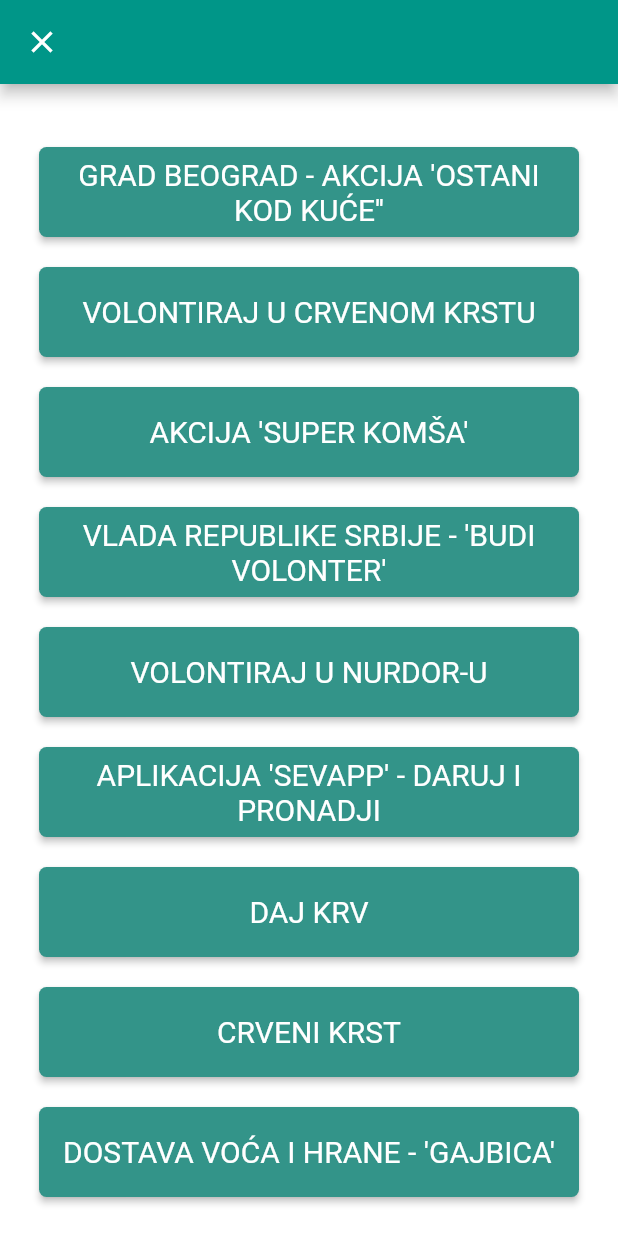
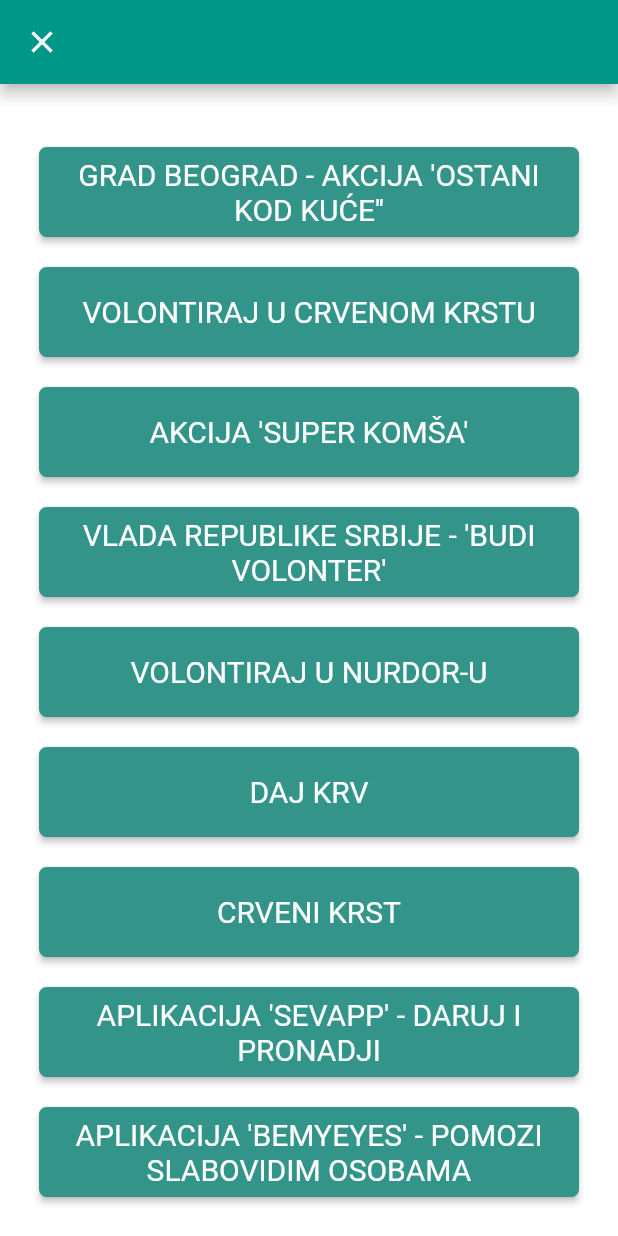
Before and after one commit to jomi86/HvalaApp, a Flutter app: the screen it shows after launch, after a tap on "POMOZI", on a phone screen of 412 x 824 dp. Run offline on Flutter 3.47's test engine with Material 2 defaults, Android fonts, the light colour scheme and no system bars; our stand-ins replace webview_flutter.

Commit message:
Added Happy screen, new urls

```diff
--- a/lib/constants/app_content_constants.dart
+++ b/lib/constants/app_content_constants.dart
@@ -58,4 +58,6 @@
 const String SVRATISTE_PAGE = "http://cim.org.rs/sr/";
 
 const String ANTIKORONA_ZONA = "https://antikoronazona.rs/";
-const String HAPPY_BROADCAST = "https://www.thehappybroadcast.com/";
+const String HAPPY_BROADCAST_URL = "https://www.thehappybroadcast.com/";
+const String GOOD_NEWS_NETWORK_URL = "https://www.goodnewsnetwork.org/";
+const String PRICE_SA_DUSOM_URl = "https://pricesadusom.com/";
--- a/lib/constants/screen_routes.dart
+++ b/lib/constants/screen_routes.dart
@@ -6,4 +6,4 @@
 const String SCREEN_LEARN = '/learn';
 const String SCREEN_CALL = '/call';
 const String SCREEN_GENERIC_LIST = '/generic_list';
-const String SCREEN_HAPPY_BROADCAST = '/happy';
+const String SCREEN_HAPPY = '/happy';
--- a/lib/main.dart
+++ b/lib/main.dart
@@ -11,7 +11,7 @@
 
 import 'package:Hvala/screens/HListPage.dart';
 import 'package:Hvala/screens/page_donate_food.dart';
-import 'package:Hvala/screens/page_happy_broadcast.dart';
+import 'package:Hvala/screens/page_happy.dart';
 import 'package:Hvala/theme/HTheme.dart';
 import 'package:flutter/cupertino.dart';
 import 'package:flutter/material.dart';
@@ -87,9 +87,9 @@
                 fullscreenDialog: true,
                 settings: settings,
               );
-            case SCREEN_HAPPY_BROADCAST:
+            case SCREEN_HAPPY:
               return MaterialPageRoute(
-                builder: (context) => HappyBroadcastPage(),
+                builder: (context) => HappyPage(),
                 fullscreenDialog: true,
                 settings: settings,
               );
--- a/lib/screens/page_donate.dart
+++ b/lib/screens/page_donate.dart
@@ -43,12 +43,6 @@
                           openPageWithResources(context, SCREEN_GENERIC_LIST,
                               donate_clothes_page_urls);
                         }),
-                    SimpleRowButton(
-                        title: 'Drugo',
-                        onPressedAction: () {
-                          openPageWithResources(context, SCREEN_DONATE_FOOD,
-                              donate_food_page_urls);
-                        }),
                   ],
                 )))));
   }
--- a/lib/screens/screen_app.dart
+++ b/lib/screens/screen_app.dart
@@ -1,10 +1,9 @@
-import 'package:Hvala/constants/app_content_constants.dart';
 import 'package:Hvala/constants/screen_routes.dart';
 import 'package:Hvala/custom_widgets/row_button_simple.dart';
 import 'package:Hvala/theme/HTextStyles.dart';
 import 'package:Hvala/url_resources/covid_page_urls.dart';
+import 'package:Hvala/url_resources/mali_proizvodjaci_urls.dart';
 import 'package:Hvala/utils/item_actions.dart';
-import 'package:Hvala/utils/open_browser.dart';
 import 'package:flutter/material.dart';
 
 class ScreenApp extends StatefulWidget {
@@ -52,8 +51,13 @@
             onPressedAction: () => Navigator.pushNamed(context, SCREEN_LEARN),
           ),
           SimpleRowButton(
-            title: 'Srećne vesti - Happy broadcast'.toUpperCase(),
-            onPressedAction: () => launchInBrowser(HAPPY_BROADCAST),
+            title: 'Pomozi malim proizvodzačima'.toUpperCase(),
+            onPressedAction: () => openPageWithResources(
+                context, SCREEN_GENERIC_LIST, serbia_food_page_urls),
+          ),
+          SimpleRowButton(
+            title: 'Saznaj nešto lepo danas :)'.toUpperCase(),
+            onPressedAction: () => Navigator.pushNamed(context, SCREEN_HAPPY),
           )
         ],
       )),
--- a/lib/url_resources/donate_clothes_page_urls.dart
+++ b/lib/url_resources/donate_clothes_page_urls.dart
@@ -9,4 +9,9 @@
     "url": "https://www.facebook.com/Prihvatiliste.za.odrasle/",
     "type": "url"
   },
+  {
+    "Name": "Prihvatilište za decu Beograda",
+    "url": "https://www.prihvatiliste.rs/index.html",
+    "type": "url"
+  },
 ];
--- a/lib/url_resources/help_page_urls.dart
+++ b/lib/url_resources/help_page_urls.dart
@@ -27,44 +27,19 @@
     "type": "url"
   },
   {
-    "Name": "Aplikacija 'SevApp' - daruj i pronadji",
-    "url": "https://sevapp.rs/",
-    "type": "url"
-  },
-  {
     "Name": "Daj krv",
     "url": "http://www.nbti.org.rs/cms/view.php?id=115",
     "type": "url"
   },
   {"Name": "Crveni Krst", "url": "https://www.redcross.org.rs/", "type": "url"},
   {
-    "Name": "Dostava voća i hrane - 'Gajbica'",
-    "url": "http://www.gajbica.rs/",
+    "Name": "Aplikacija 'SevApp' - daruj i pronadji",
+    "url": "https://sevapp.rs/",
     "type": "url"
   },
   {
-    "Name": "Kupi namirnice od malih proizvodjača",
-    "url": "https://rucakza200dinara.com/mali-proizvodaci-hrane-u-srbiji/",
-    "type": "url"
-  },
-  {
-    "Name": "Online pijaca",
-    "url": "https://ponovoradipijaca.com/",
-    "type": "url"
-  },
-  {
-    "Name": "Prihvatilište za odrasle",
-    "url": "https://www.facebook.com/Prihvatiliste.za.odrasle/",
-    "type": "url"
-  },
-  {
-    "Name": "Centar za integraciju mladih - Svratište",
-    "url": "http://cim.org.rs/sr/",
-    "type": "url"
-  },
-  {
-    "Name": "Prihvatilište za decu Beograda",
-    "url": "https://www.prihvatiliste.rs/index.html",
+    "Name": "Aplikacija 'BeMyEyes' - pomozi slabovidim osobama",
+    "url": "https://www.bemyeyes.com/",
     "type": "url"
   },
 ];
```
Also changed, not shown: lib/screens/page_happy.dart (added, +37 -0 lines), lib/url_resources/mali_proizvodjaci_urls.dart (added, +22 -0 lines).
